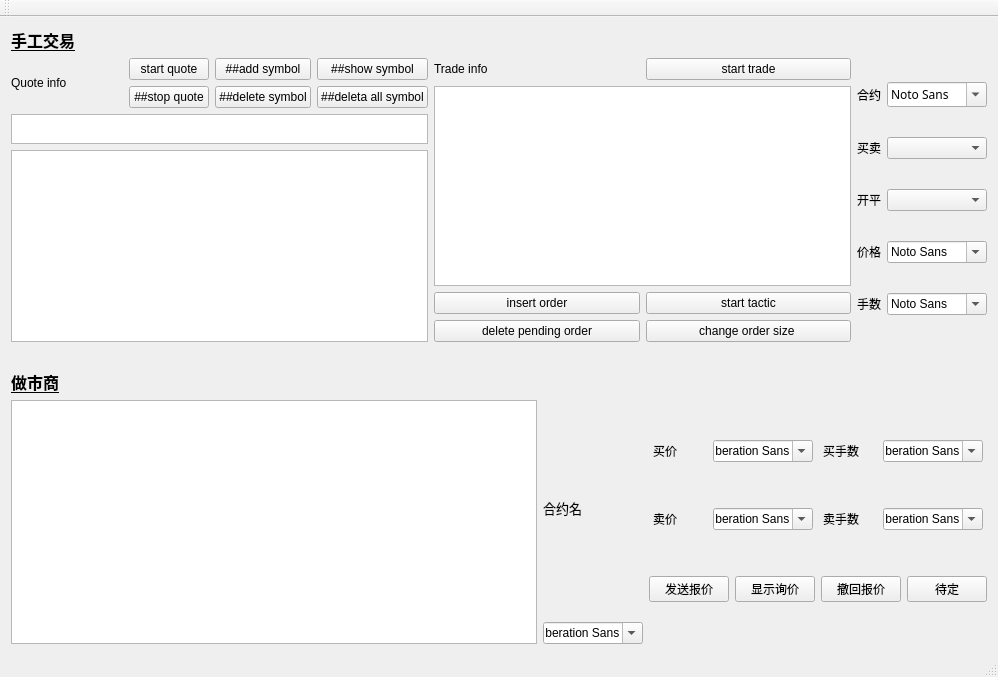
First picture: the form in mainwindow.ui, repository wdy0401/only_qt_ctp, before the edit.
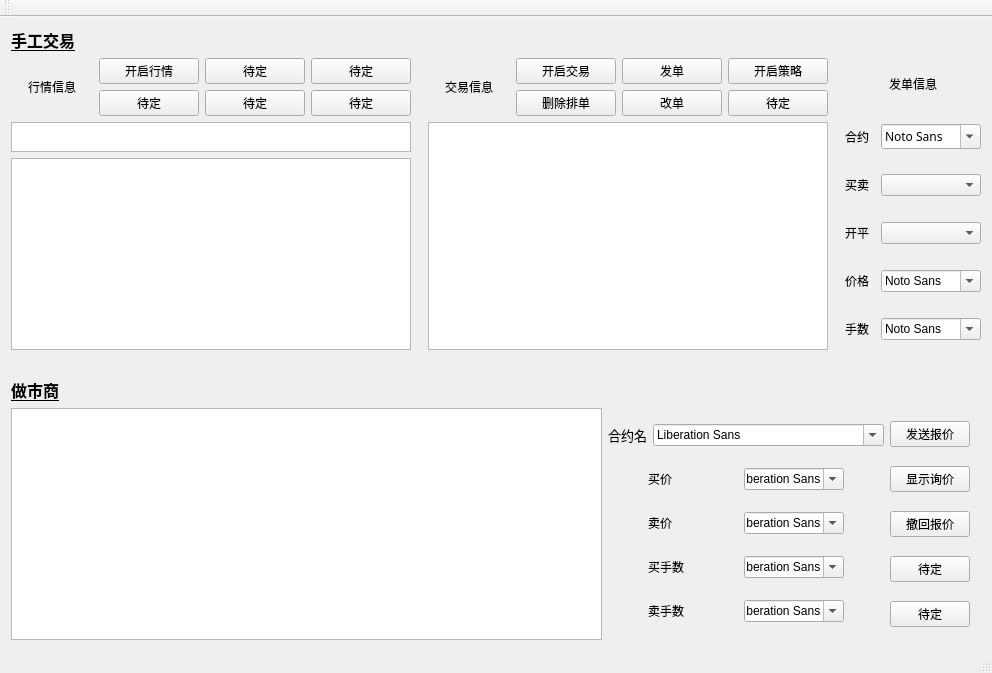
Second picture: the form after the edit.

Commit message: 锁定界面大小

Diff of the .ui file:
```diff
--- a/mainwindow.ui
+++ b/mainwindow.ui
@@ -6,16 +6,28 @@
    <rect>
     <x>0</x>
     <y>0</y>
-    <width>998</width>
-    <height>677</height>
+    <width>992</width>
+    <height>673</height>
    </rect>
   </property>
   <property name="sizePolicy">
-   <sizepolicy hsizetype="Preferred" vsizetype="Preferred">
+   <sizepolicy hsizetype="Fixed" vsizetype="Fixed">
     <horstretch>0</horstretch>
     <verstretch>0</verstretch>
    </sizepolicy>
   </property>
+  <property name="minimumSize">
+   <size>
+    <width>992</width>
+    <height>673</height>
+   </size>
+  </property>
+  <property name="maximumSize">
+   <size>
+    <width>992</width>
+    <height>673</height>
+   </size>
+  </property>
   <property name="windowTitle">
    <string>CTP_QUOTE_DISPLAY</string>
   </property>
@@ -37,7 +49,10 @@
           <item>
            <widget class="QLabel" name="label">
             <property name="text">
-             <string>Quote info</string>
+             <string>行情信息</string>
+            </property>
+            <property name="alignment">
+             <set>Qt::AlignCenter</set>
             </property>
            </widget>
           </item>
@@ -45,43 +60,91 @@
            <layout class="QGridLayout" name="gridLayout_2">
             <item row="0" column="0">
              <widget class="QPushButton" name="pushButton">
+              <property name="minimumSize">
+               <size>
+                <width>100</width>
+                <height>0</height>
+               </size>
+              </property>
               <property name="text">
-               <string>start quote</string>
+               <string>开启行情</string>
               </property>
              </widget>
             </item>
             <item row="0" column="1">
              <widget class="QPushButton" name="pushButton_8">
+              <property name="minimumSize">
+               <size>
+                <width>100</width>
+                <height>0</height>
+               </size>
+              </property>
               <property name="text">
-               <string>##add symbol</string>
+               <string>待定</string>
               </property>
              </widget>
             </item>
             <item row="0" column="2">
              <widget class="QPushButton" name="pushButton_10">
+              <property name="minimumSize">
+               <size>
+                <width>100</width>
+                <height>0</height>
+               </size>
+              </property>
+              <property name="maximumSize">
+               <size>
+                <width>100</width>
+                <height>16777215</height>
+               </size>
+              </property>
               <property name="text">
-               <string>##show symbol</string>
+               <string>待定</string>
               </property>
              </widget>
             </item>
             <item row="1" column="0">
              <widget class="QPushButton" name="pushButton_7">
+              <property name="minimumSize">
+               <size>
+                <width>100</width>
+                <height>0</height>
+               </size>
+              </property>
               <property name="text">
-               <string>##stop quote</string>
+               <string>待定</string>
               </property>
              </widget>
             </item>
             <item row="1" column="1">
              <widget class="QPushButton" name="pushButton_9">
+              <property name="minimumSize">
+               <size>
+                <width>100</width>
+                <height>0</height>
+               </size>
+              </property>
               <property name="text">
-               <string>##delete symbol</string>
+               <string>待定</string>
               </property>
              </widget>
             </item>
             <item row="1" column="2">
              <widget class="QPushButton" name="pushButton_11">
+              <property name="minimumSize">
+               <size>
+                <width>100</width>
+                <height>0</height>
+               </size>
+              </property>
+              <property name="maximumSize">
+               <size>
+                <width>100</width>
+                <height>16777215</height>
+               </size>
+              </property>
               <property name="text">
-               <string>##deleta all symbol</string>
+               <string>待定</string>
               </property>
              </widget>
             </item>
@@ -93,23 +156,55 @@
          <widget class="QTextEdit" name="textEdit">
           <property name="minimumSize">
            <size>
-            <width>0</width>
+            <width>400</width>
             <height>30</height>
            </size>
           </property>
           <property name="maximumSize">
            <size>
-            <width>16777215</width>
+            <width>400</width>
             <height>30</height>
            </size>
           </property>
          </widget>
         </item>
         <item>
-         <widget class="QTextBrowser" name="textBrowser"/>
+         <widget class="QTextBrowser" name="textBrowser">
+          <property name="minimumSize">
+           <size>
+            <width>400</width>
+            <height>0</height>
+           </size>
+          </property>
+          <property name="maximumSize">
+           <size>
+            <width>400</width>
+            <height>16777215</height>
+           </size>
+          </property>
+         </widget>
         </item>
        </layout>
       </item>
+      <item>
+       <widget class="QLabel" name="label_19">
+        <property name="minimumSize">
+         <size>
+          <width>5</width>
+          <height>0</height>
+         </size>
+        </property>
+        <property name="maximumSize">
+         <size>
+          <width>5</width>
+          <height>16777215</height>
+         </size>
+        </property>
+        <property name="text">
+         <string/>
+        </property>
+       </widget>
+      </item>
       <item>
        <layout class="QVBoxLayout" name="verticalLayout_2">
         <item>
@@ -117,16 +212,130 @@
           <item>
            <widget class="QLabel" name="label_2">
             <property name="text">
-             <string>Trade info</string>
+             <string>交易信息</string>
+            </property>
+            <property name="alignment">
+             <set>Qt::AlignCenter</set>
             </property>
            </widget>
           </item>
           <item>
-           <widget class="QPushButton" name="pushButton_2">
-            <property name="text">
-             <string>start trade</string>
-            </property>
-           </widget>
+           <layout class="QGridLayout" name="gridLayout">
+            <item row="0" column="0">
+             <widget class="QPushButton" name="pushButton_2">
+              <property name="minimumSize">
+               <size>
+                <width>100</width>
+                <height>0</height>
+               </size>
+              </property>
+              <property name="maximumSize">
+               <size>
+                <width>100</width>
+                <height>150</height>
+               </size>
+              </property>
+              <property name="text">
+               <string>开启交易</string>
+              </property>
+             </widget>
+            </item>
+            <item row="0" column="1">
+             <widget class="QPushButton" name="pushButton_3">
+              <property name="minimumSize">
+               <size>
+                <width>100</width>
+                <height>0</height>
+               </size>
+              </property>
+              <property name="maximumSize">
+               <size>
+                <width>150</width>
+                <height>16777215</height>
+               </size>
+              </property>
+              <property name="text">
+               <string>发单</string>
+              </property>
+             </widget>
+            </item>
+            <item row="0" column="2">
+             <widget class="QPushButton" name="pushButton_4">
+              <property name="minimumSize">
+               <size>
+                <width>100</width>
+                <height>0</height>
+               </size>
+              </property>
+              <property name="maximumSize">
+               <size>
+                <width>100</width>
+                <height>16777215</height>
+               </size>
+              </property>
+              <property name="text">
+               <string>开启策略</string>
+              </property>
+             </widget>
+            </item>
+            <item row="1" column="0">
+             <widget class="QPushButton" name="pushButton_5">
+              <property name="minimumSize">
+               <size>
+                <width>100</width>
+                <height>0</height>
+               </size>
+              </property>
+              <property name="maximumSize">
+               <size>
+                <width>100</width>
+                <height>16777215</height>
+               </size>
+              </property>
+              <property name="text">
+               <string>删除排单</string>
+              </property>
+             </widget>
+            </item>
+            <item row="1" column="1">
+             <widget class="QPushButton" name="pushButton_6">
+              <property name="minimumSize">
+               <size>
+                <width>100</width>
+                <height>0</height>
+               </size>
+              </property>
+              <property name="maximumSize">
+               <size>
+                <width>100</width>
+                <height>16777215</height>
+               </size>
+              </property>
+              <property name="text">
+               <string>改单</string>
+              </property>
+             </widget>
+            </item>
+            <item row="1" column="2">
+             <widget class="QPushButton" name="pushButton_16">
+              <property name="minimumSize">
+               <size>
+                <width>100</width>
+                <height>0</height>
+               </size>
+              </property>
+              <property name="maximumSize">
+               <size>
+                <width>100</width>
+                <height>16777215</height>
+               </size>
+              </property>
+              <property name="text">
+               <string>待定</string>
+              </property>
+             </widget>
+            </item>
+           </layout>
           </item>
          </layout>
         </item>
@@ -134,58 +343,61 @@
          <widget class="QTextBrowser" name="textBrowser_2">
           <property name="minimumSize">
            <size>
-            <width>300</width>
+            <width>400</width>
             <height>0</height>
            </size>
           </property>
           <property name="maximumSize">
            <size>
-            <width>500</width>
+            <width>400</width>
             <height>16777215</height>
            </size>
           </property>
          </widget>
         </item>
-        <item>
-         <layout class="QGridLayout" name="gridLayout">
-          <item row="0" column="1">
-           <widget class="QPushButton" name="pushButton_4">
-            <property name="text">
-             <string>start tactic</string>
-            </property>
-           </widget>
-          </item>
-          <item row="0" column="0">
-           <widget class="QPushButton" name="pushButton_3">
-            <property name="text">
-             <string>insert order</string>
-            </property>
-           </widget>
-          </item>
-          <item row="1" column="0">
-           <widget class="QPushButton" name="pushButton_5">
-            <property name="text">
-             <string>delete pending order</string>
-            </property>
-           </widget>
-          </item>
-          <item row="1" column="1">
-           <widget class="QPushButton" name="pushButton_6">
-            <property name="text">
-             <string>change order size </string>
-            </property>
-           </widget>
-          </item>
-         </layout>
-        </item>
        </layout>
       </item>
+      <item>
+       <widget class="QLabel" name="label_16">
+        <property name="maximumSize">
+         <size>
+          <width>5</width>
+          <height>16777215</height>
+         </size>
+        </property>
+        <property name="sizeIncrement">
+         <size>
+          <width>5</width>
+          <height>0</height>
+         </size>
+        </property>
+        <property name="text">
+         <string/>
+        </property>
+       </widget>
+      </item>
       <item>
        <layout class="QVBoxLayout" name="verticalLayout_4">
+        <item>
+         <widget class="QLabel" name="label_15">
+          <property name="text">
+           <string>发单信息</string>
+          </property>
+          <property name="alignment">
+           <set>Qt::AlignCenter</set>
+          </property>
+         </widget>
+        </item>
         <item>
          <layout class="QHBoxLayout" name="horizontalLayout_5">
           <item>
            <widget class="QLabel" name="label_3">
+            <property name="minimumSize">
+             <size>
+              <width>0</width>
+              <height>42</height>
+             </size>
+            </property>
             <property name="text">
              <string>合约</string>
             </property>
@@ -236,6 +448,12 @@
          <layout class="QHBoxLayout" name="horizontalLayout_6">
           <item>
            <widget class="QLabel" name="label_4">
+            <property name="minimumSize">
+             <size>
+              <width>0</width>
+              <height>42</height>
+             </size>
+            </property>
             <property name="text">
              <string>买卖</string>
             </property>
@@ -263,6 +481,12 @@
          <layout class="QHBoxLayout" name="horizontalLayout_7">
           <item>
            <widget class="QLabel" name="label_5">
+            <property name="minimumSize">
+             <size>
+              <width>0</width>
+              <height>42</height>
+             </size>
+            </property>
             <property name="text">
              <string>开平</string>
             </property>
@@ -290,6 +514,12 @@
          <layout class="QHBoxLayout" name="horizontalLayout_8">
           <item>
            <widget class="QLabel" name="label_6">
+            <property name="minimumSize">
+             <size>
+              <width>0</width>
+              <height>42</height>
+             </size>
+            </property>
             <property name="text">
              <string>价格</string>
             </property>
@@ -322,6 +552,12 @@
          <layout class="QHBoxLayout" name="horizontalLayout_9">
           <item>
            <widget class="QLabel" name="label_7">
+            <property name="minimumSize">
+             <size>
+              <width>0</width>
+              <height>42</height>
+             </size>
+            </property>
             <property name="text">
              <string>手数</string>
             </property>
@@ -378,6 +614,12 @@
     </item>
     <item>
      <widget class="QLabel" name="label_18">
+      <property name="minimumSize">
+       <size>
+        <width>0</width>
+        <height>5</height>
+       </size>
+      </property>
       <property name="maximumSize">
        <size>
         <width>16777215</width>
@@ -397,44 +639,60 @@
      </widget>
     </item>
     <item>
-     <layout class="QHBoxLayout" name="horizontalLayout_14">
+     <layout class="QHBoxLayout" name="horizontalLayout_16">
       <item>
-       <widget class="QTextBrowser" name="textBrowser_3"/>
-      </item>
-      <item>
-       <layout class="QHBoxLayout" name="horizontalLayout_13">
+       <layout class="QHBoxLayout" name="horizontalLayout_12">
         <item>
-         <layout class="QVBoxLayout" name="verticalLayout_3">
-          <item>
-           <widget class="QLabel" name="label_12">
-            <property name="text">
-             <string>&lt;html&gt;&lt;head/&gt;&lt;body&gt;&lt;p&gt;&lt;span style=&quot; font-size:10pt;&quot;&gt;合约名&lt;/span&gt;&lt;/p&gt;&lt;/body&gt;&lt;/html&gt;</string>
-            </property>
-           </widget>
-          </item>
-          <item>
-           <widget class="QFontComboBox" name="fontComboBox_8">
-            <property name="minimumSize">
-             <size>
-              <width>100</width>
-              <height>0</height>
-             </size>
-            </property>
-            <property name="maximumSize">
-             <size>
-              <width>100</width>
-              <height>16777215</height>
-             </size>
-            </property>
-           </widget>
-          </item>
-         </layout>
+         <widget class="QTextBrowser" name="textBrowser_3">
+          <property name="minimumSize">
+           <size>
+            <width>400</width>
+            <height>0</height>
+           </size>
+          </property>
+          <property name="maximumSize">
+           <size>
+            <width>16777215</width>
+            <height>16777215</height>
+           </size>
+          </property>
+         </widget>
         </item>
         <item>
          <layout class="QVBoxLayout" name="verticalLayout_5">
           <item>
            <layout class="QHBoxLayout" name="horizontalLayout_10">
             <item>
+             <widget class="QLabel" name="label_12">
+              <property name="text">
+               <string>&lt;html&gt;&lt;head/&gt;&lt;body&gt;&lt;p&gt;&lt;span style=&quot; font-size:10pt;&quot;&gt;合约名&lt;/span&gt;&lt;/p&gt;&lt;/body&gt;&lt;/html&gt;</string>
+              </property>
+              <property name="alignment">
+               <set>Qt::AlignCenter</set>
+              </property>
+             </widget>
+            </item>
+            <item>
+             <widget class="QFontComboBox" name="fontComboBox_8">
+              <property name="minimumSize">
+               <size>
+                <width>0</width>
+                <height>0</height>
+               </size>
+              </property>
+              <property name="maximumSize">
+               <size>
+                <width>16777215</width>
+                <height>16777215</height>
+               </size>
+              </property>
+             </widget>
+            </item>
+           </layout>
+          </item>
+          <item>
+           <layout class="QHBoxLayout" name="horizontalLayout_11">
+            <item>
              <widget class="QLabel" name="label_8">
               <property name="minimumSize">
                <size>
@@ -451,6 +709,9 @@
               <property name="text">
                <string>买价</string>
               </property>
+              <property name="alignment">
+               <set>Qt::AlignLeading|Qt::AlignLeft|Qt::AlignVCenter</set>
+              </property>
              </widget>
             </item>
             <item>
@@ -469,45 +730,10 @@
               </property>
              </widget>
             </item>
-            <item>
-             <widget class="QLabel" name="label_9">
-              <property name="minimumSize">
-               <size>
-                <width>50</width>
-                <height>0</height>
-               </size>
-              </property>
-              <property name="maximumSize">
-               <size>
-                <width>50</width>
-                <height>16777215</height>
-               </size>
-              </property>
-              <property name="text">
-               <string>买手数</string>
-              </property>
-             </widget>
-            </item>
-            <item>
-             <widget class="QFontComboBox" name="fontComboBox_6">
-              <property name="minimumSize">
-               <size>
-                <width>100</width>
-                <height>0</height>
-               </size>
-              </property>
-              <property name="maximumSize">
-               <size>
-                <width>100</width>
-                <height>16777215</height>
-               </size>
-              </property>
-             </widget>
-            </item>
            </layout>
           </item>
           <item>
-           <layout class="QHBoxLayout" name="horizontalLayout_11">
+           <layout class="QHBoxLayout" name="horizontalLayout_13">
             <item>
              <widget class="QLabel" name="label_10">
               <property name="minimumSize">
@@ -525,6 +751,9 @@
               <property name="text">
                <string>卖价</string>
               </property>
+              <property name="alignment">
+               <set>Qt::AlignLeading|Qt::AlignLeft|Qt::AlignVCenter</set>
+              </property>
              </widget>
             </item>
             <item>
@@ -543,6 +772,52 @@
               </property>
              </widget>
             </item>
+           </layout>
+          </item>
+          <item>
+           <layout class="QHBoxLayout" name="horizontalLayout_14">
+            <item>
+             <widget class="QLabel" name="label_9">
+              <property name="minimumSize">
+               <size>
+                <width>50</width>
+                <height>0</height>
+               </size>
+              </property>
+              <property name="maximumSize">
+               <size>
+                <width>50</width>
+                <height>16777215</height>
+               </size>
+              </property>
+              <property name="text">
+               <string>买手数</string>
+              </property>
+              <property name="alignment">
+               <set>Qt::AlignLeading|Qt::AlignLeft|Qt::AlignVCenter</set>
+              </property>
+             </widget>
+            </item>
+            <item>
+             <widget class="QFontComboBox" name="fontComboBox_6">
+              <property name="minimumSize">
+               <size>
+                <width>100</width>
+                <height>0</height>
+               </size>
+              </property>
+              <property name="maximumSize">
+               <size>
+                <width>100</width>
+                <height>16777215</height>
+               </size>
+              </property>
+             </widget>
+            </item>
+           </layout>
+          </item>
+          <item>
+           <layout class="QHBoxLayout" name="horizontalLayout_15">
             <item>
              <widget class="QLabel" name="label_11">
               <property name="minimumSize">
@@ -560,6 +835,9 @@
               <property name="text">
                <string>卖手数</string>
               </property>
+              <property name="alignment">
+               <set>Qt::AlignLeading|Qt::AlignLeft|Qt::AlignVCenter</set>
+              </property>
              </widget>
             </item>
             <item>
@@ -580,42 +858,68 @@
             </item>
            </layout>
           </item>
+         </layout>
+        </item>
+        <item>
+         <layout class="QVBoxLayout" name="verticalLayout_3">
           <item>
-           <layout class="QHBoxLayout" name="horizontalLayout_12">
-            <item>
-             <widget class="QPushButton" name="pushButton_12">
-              <property name="text">
-               <string>发送报价</string>
-              </property>
-             </widget>
-            </item>
-            <item>
-             <widget class="QPushButton" name="pushButton_13">
-              <property name="text">
-               <string>显示询价</string>
-              </property>
-             </widget>
-            </item>
-            <item>
-             <widget class="QPushButton" name="pushButton_14">
-              <property name="text">
-               <string>撤回报价</string>
-              </property>
-             </widget>
-            </item>
-            <item>
-             <widget class="QPushButton" name="pushButton_15">
-              <property name="text">
-               <string>待定</string>
-              </property>
-             </widget>
-            </item>
-           </layout>
+           <widget class="QPushButton" name="pushButton_12">
+            <property name="text">
+             <string>发送报价</string>
+            </property>
+           </widget>
+          </item>
+          <item>
+           <widget class="QPushButton" name="pushButton_13">
+            <property name="text">
+             <string>显示询价</string>
+            </property>
+           </widget>
+          </item>
+          <item>
+           <widget class="QPushButton" name="pushButton_14">
+            <property name="text">
+             <string>撤回报价</string>
+            </property>
+           </widget>
+          </item>
+          <item>
+           <widget class="QPushButton" name="pushButton_15">
+            <property name="text">
+             <string>待定</string>
+            </property>
+           </widget>
+          </item>
+          <item>
+           <widget class="QPushButton" name="pushButton_17">
+            <property name="text">
+             <string>待定</string>
+            </property>
+           </widget>
           </item>
          </layout>
         </item>
        </layout>
       </item>
+      <item>
+       <widget class="QLabel" name="label_20">
+        <property name="minimumSize">
+         <size>
+          <width>5</width>
+          <height>0</height>
+         </size>
+        </property>
+        <property name="maximumSize">
+         <size>
+          <width>5</width>
+          <height>16777215</height>
+         </size>
+        </property>
+        <property name="text">
+         <string/>
+        </property>
+       </widget>
+      </item>
      </layout>
     </item>
    </layout>
```
Left out of the diff: 2 changed lines with no effect on the pictures. The commit also changes 4 other files.
